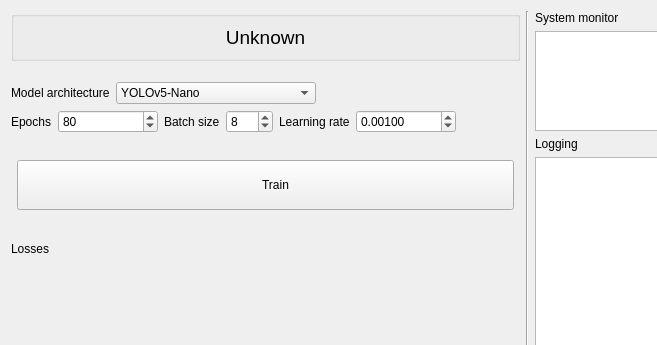
nrl-ai/traincv, file trainme/widgets/workspace/training/training.ui: the form before one commit; both pictures show x 0 to 657 and y 0 to 345 of the 1055 by 715 pixel window.
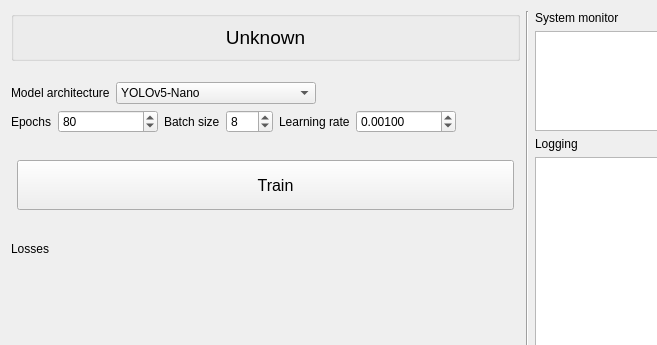
The form after the commit. Icons and pictures are not drawn. Custom widgets are drawn as their Qt base class.

What changed in the file:
```diff
--- a/trainme/widgets/workspace/training/training.ui
+++ b/trainme/widgets/workspace/training/training.ui
@@ -226,7 +226,7 @@
             <enum>Qt::LeftToRight</enum>
            </property>
            <property name="styleSheet">
-            <string notr="true">font: 12pt &quot;MS Shell Dlg 2&quot;;
+            <string notr="true">font-size: 12pt;
 padding-left: 20;</string>
            </property>
            <property name="text">
```
